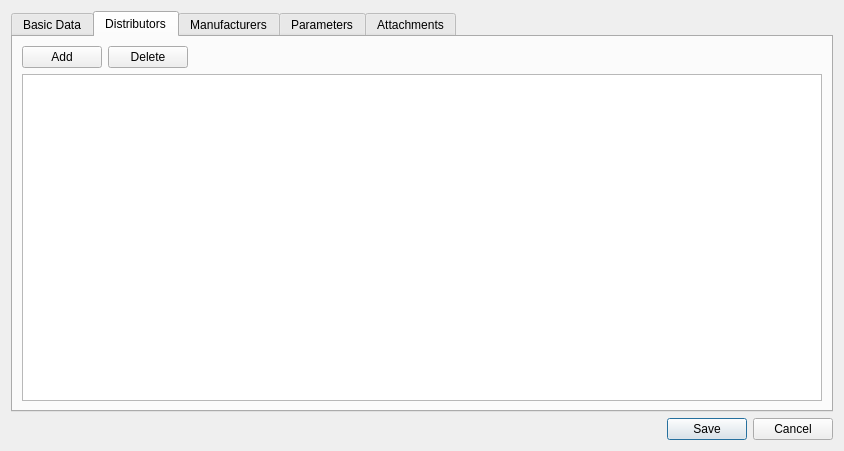
Qt form src/partdialog.ui (jassuncao/myparts) before a commit.
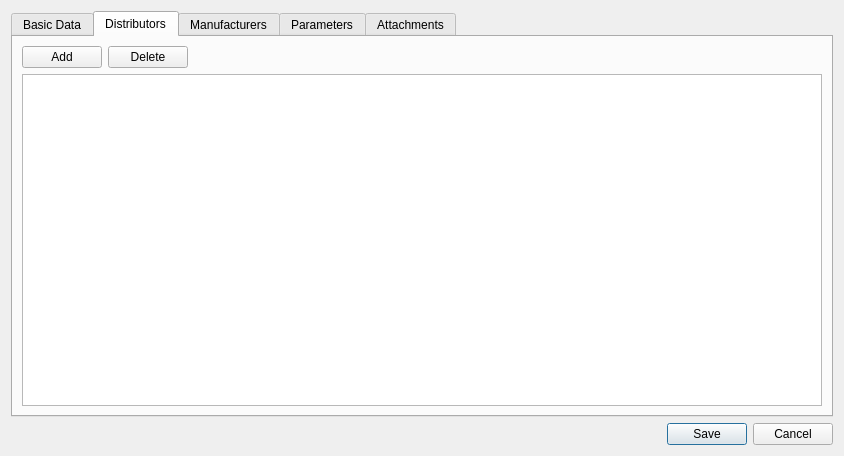
The same form after that commit. The open tabs and pages were chosen to show the change. Icons and pictures are not drawn. Custom widgets are drawn as their Qt base class.

Diff of the .ui file:
```diff
--- a/src/partdialog.ui
+++ b/src/partdialog.ui
@@ -7,7 +7,7 @@
     <x>0</x>
     <y>0</y>
     <width>844</width>
-    <height>428</height>
+    <height>456</height>
    </rect>
   </property>
   <property name="windowTitle">
```
Left out of the diff: 2 changed lines with no effect on the pictures.
